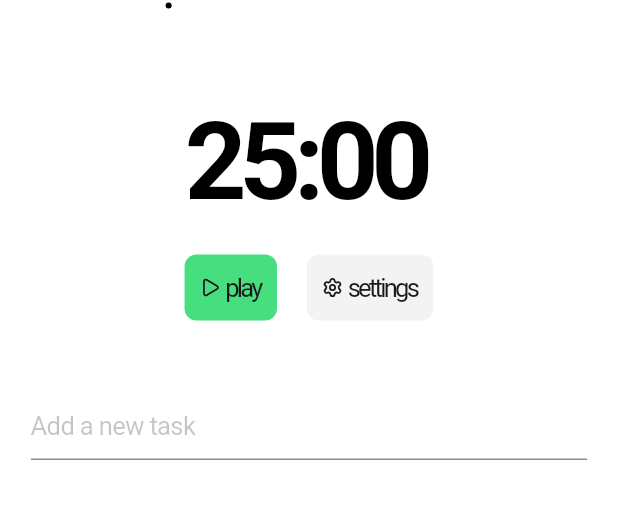
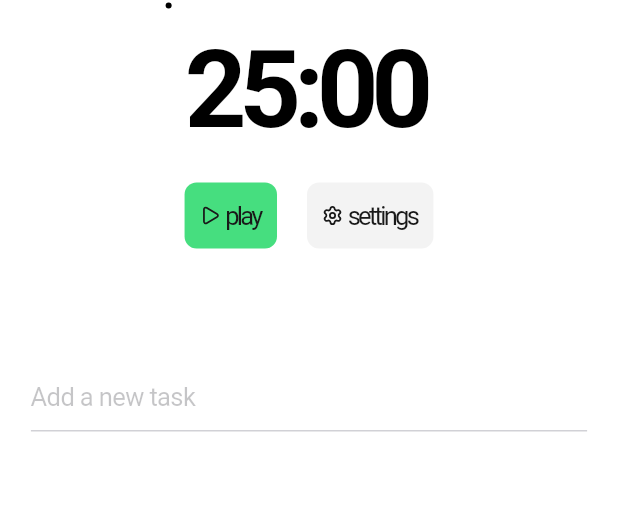
Before and after one commit to MeanRom/flutter-pomodoro, a Flutter app: the screen it shows after launch, on a phone screen of 412 x 824 dp, the part 155-674 px from its top. Run offline on Flutter 3.47's test engine with Material 3 defaults, Android fonts, the light colour scheme and no system bars; our stand-ins replace lucide_icons_flutter.

Commit message:
fix: list-todo -> provider-todo

```diff
--- a/lib/main.dart
+++ b/lib/main.dart
@@ -1,5 +1,6 @@
 import 'package:flutter/cupertino.dart';
 import 'package:pomodoro/services/provider_timer.dart';
+import 'package:pomodoro/services/provider_todo.dart';
 import 'package:pomodoro/services/theme.dart';
 import 'package:pomodoro/widgets/navigation.dart';
 import 'package:pomodoro/widgets/todo.dart';
@@ -8,9 +9,13 @@ import 'package:provider/provider.dart';
 import 'widgets/timer.dart';
 
 void main() {
+  // Provider.debugCheckInvalidValueType = null; // Disable provider type check
   runApp(
-    ChangeNotifierProvider(
-      create: (context) => PomodoroTimerNotifier(),
+    MultiProvider(
+      providers: [
+        ChangeNotifierProvider(create: (_) => PomodoroTimerNotifier()),
+        ChangeNotifierProvider(create: (_) => ProviderTodo()),
+      ],
       child: const MainApp(),
     ),
   );
@@ -21,10 +26,11 @@ class MainApp extends StatelessWidget {
 
   @override
   Widget build(BuildContext context) {
-    return Consumer<PomodoroTimerNotifier>(
-      builder: (context, timer, child) {
     return CupertinoApp(
-          theme: timer.darkmodeDuringRunning == true && timer.isRunning
+      theme:
+          Provider.of<PomodoroTimerNotifier>(context).darkmodeDuringRunning ==
+                  true &&
+              Provider.of<PomodoroTimerNotifier>(context).isRunning
           ? ThemeColor.dark()
           : ThemeColor(),
       debugShowCheckedModeBanner: false,
@@ -36,8 +42,8 @@ class MainApp extends StatelessWidget {
               width: MediaQuery.of(context).size.width > 600
                   ? 500
                   : MediaQuery.of(context).size.width * 0.9,
-                  child: Column(
-                    spacing: 48,
+              child: ListView(
+                padding: EdgeInsets.zero,
                 children: [
                   Navigation(),
                   Center(child: Timer()),
@@ -49,7 +55,5 @@ class MainApp extends StatelessWidget {
         ),
       ),
     );
-      },
-    );
   }
 }
--- /dev/null
+++ b/lib/services/provider_todo.dart
@@ -0,0 +1,24 @@
+import 'package:flutter/cupertino.dart';
+import 'package:flutter/foundation.dart';
+
+class ProviderTodo extends ChangeNotifier {
+  List<String> _todos = [];
+
+  ProviderTodo({List<String>? todos}) {
+    if (todos != null) _todos = todos;
+  }
+
+  List<String> get todos => _todos;
+
+  void addTodo(String todo) {
+    _todos.add(todo);
+    notifyListeners();
+  }
+
+  void removeTodoAt(int index) {
+    if (index >= 0 && index < _todos.length) {
+      _todos.removeAt(index);
+      notifyListeners();
+    }
+  }
+}
--- a/lib/widgets/navigation.dart
+++ b/lib/widgets/navigation.dart
@@ -70,7 +70,10 @@ class _NavigationState extends State<Navigation> {
                             height: 4,
                             width: 4,
                             decoration: BoxDecoration(
-                              color: CupertinoColors.black,
+                              color:
+                                  timer.isRunning && timer.darkmodeDuringRunning
+                                  ? CupertinoColors.white
+                                  : CupertinoColors.black,
                               shape: BoxShape.circle,
                             ),
                           ),
--- a/lib/widgets/todo.dart
+++ b/lib/widgets/todo.dart
@@ -1,69 +1,66 @@
 import 'package:flutter/cupertino.dart';
 import 'package:lucide_icons_flutter/lucide_icons.dart';
-import 'package:pomodoro/interface/i_todo.dart';
+import 'package:pomodoro/services/provider_todo.dart';
+import 'package:provider/provider.dart';
 
 class Todo extends StatefulWidget {
-  Todo({super.key});
-
-  List<ITodo> todoslist = [];
-
+  const Todo({super.key});
   @override
-  _TodoState createState() => _TodoState();
+  State<Todo> createState() => _TodoState();
 }
 
 class _TodoState extends State<Todo> {
-  @override
-  void removeItem(ITodo todo) {
-    setState(() {
-      widget.todoslist.remove(todo);
-    });
-  }
-
-  void addItem(String text) {
-    setState(() {
-      widget.todoslist.add(ITodo(text: text));
-    });
-  }
+  final TextEditingController _controller = TextEditingController();
 
   @override
   Widget build(BuildContext context) {
-    return Column(
-      children: [
-        TodoInput(onSubmit: addItem),
-        Column(
-          children: widget.todoslist
-              .map((todo) => TodoItem(todo: todo, onRemove: removeItem))
-              .toList(growable: false),
+    return Consumer<ProviderTodo>(
+      builder: (context, provider, child) => Padding(
+        padding: const EdgeInsets.only(top: 77.0),
+        child: Column(
+          children: [
+            CupertinoTextField.borderless(
+              placeholder: 'Add a new task',
+              controller: _controller,
+              onSubmitted: (value) {
+                if (value.trim().isNotEmpty) {
+                  provider.addTodo(value.trim());
+                  _controller.clear();
+                }
+              },
+              padding: const EdgeInsets.symmetric(vertical: 12),
+              decoration: BoxDecoration(
+                border: Border(
+                  bottom: BorderSide(color: CupertinoColors.systemGrey4),
+                ),
+              ),
+            ),
+            for (var todo in provider.todos)
+              TodoItem(
+                todo: todo,
+                index: provider.todos.indexOf(todo),
+                onRemove: (index) {
+                  provider.removeTodoAt(index);
+                },
+              ),
+          ],
         ),
-      ],
-    );
-  }
-}
-
-class TodoInput extends StatelessWidget {
-  TodoInput({super.key, required this.onSubmit});
-  final Function(String) onSubmit;
-  final TextEditingController controller = TextEditingController();
-
-  @override
-  Widget build(BuildContext context) {
-    return CupertinoTextField.borderless(
-      controller: controller,
-      placeholder: "Add a new task",
-      padding: const EdgeInsets.symmetric(vertical: 12),
-      decoration: BoxDecoration(
-        border: Border(bottom: BorderSide(color: CupertinoColors.systemGrey)),
       ),
-      onSubmitted: (value) => {onSubmit(value), controller.clear()},
     );
   }
 }
 
 class TodoItem extends StatelessWidget {
-  final ITodo todo;
+  final String todo;
+  final int index;
 
-  const TodoItem({super.key, required this.todo, required this.onRemove});
-  final Function(ITodo) onRemove;
+  const TodoItem({
+    super.key,
+    required this.todo,
+    required this.onRemove,
+    required this.index,
+  });
+  final Function(int) onRemove;
 
   @override
   Widget build(BuildContext context) {
@@ -72,7 +69,7 @@ class TodoItem extends StatelessWidget {
       child: Row(
         mainAxisAlignment: MainAxisAlignment.spaceBetween,
         children: [
-          Text(todo.text, style: TextStyle(fontSize: 16)),
+          Text(todo, style: TextStyle(fontSize: 16)),
           CupertinoButton(
             mouseCursor: SystemMouseCursors.click,
             padding: EdgeInsets.zero,
@@ -83,7 +80,7 @@ class TodoItem extends StatelessWidget {
               size: 16,
             ),
             onPressed: () {
-              onRemove(todo);
+              onRemove(index);
             },
           ),
         ],
```
Also changed, not shown: lib/services/todo.dart (deleted). Lines whose indentation alone changed are shown as unchanged.
